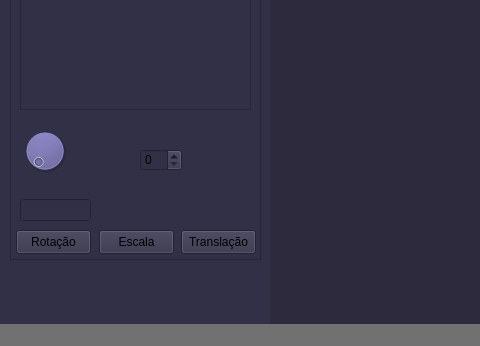
Above: mainwindow.ui from ThorDCowo/projeto-cg-bcc before the change; both pictures show x 0 to 480 and y 171 to 517 of the 1080 by 517 pixel window. Below: the same form after it.
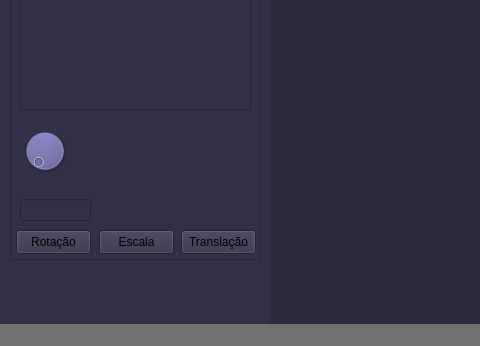
That is the form after the change. Custom widgets are drawn as their Qt base class.

What changed in the file:
```diff
--- a/mainwindow.ui
+++ b/mainwindow.ui
@@ -138,16 +138,6 @@
       <string notr="true">background: opacity(0.3)</string>
      </property>
     </widget>
-    <widget class="QSpinBox" name="spinBox">
-     <property name="geometry">
-      <rect>
-       <x>150</x>
-       <y>340</y>
-       <width>42</width>
-       <height>22</height>
-      </rect>
-     </property>
-    </widget>
     <widget class="QListWidget" name="objectList">
      <property name="geometry">
       <rect>
```
